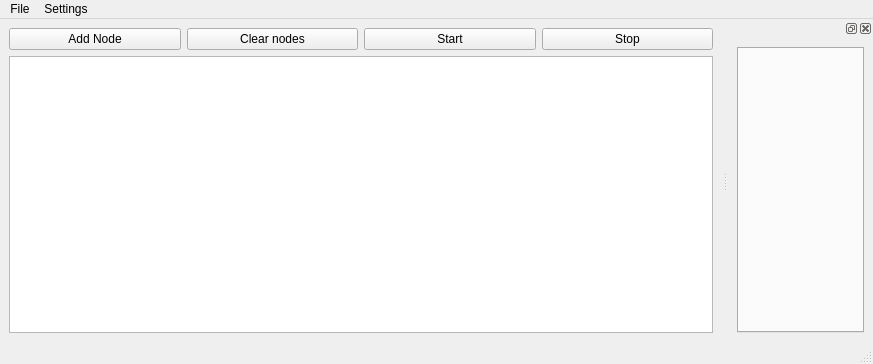
Qt form EagleEye/UIs/mainwindow.ui (dtmoodie/EagleEye) before a commit.
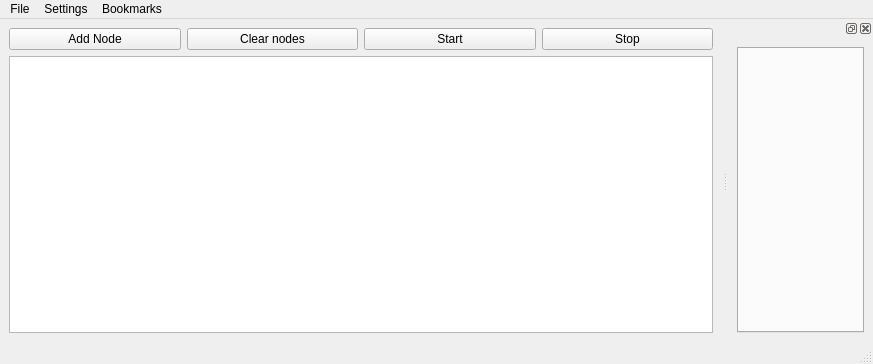
The same form after that commit.

```diff
--- a/EagleEye/UIs/mainwindow.ui
+++ b/EagleEye/UIs/mainwindow.ui
@@ -77,7 +77,7 @@
      <x>0</x>
      <y>0</y>
      <width>873</width>
-     <height>25</height>
+     <height>21</height>
     </rect>
    </property>
    <widget class="QMenu" name="menuFile">
@@ -95,8 +95,16 @@
     <addaction name="actionRCC_settings"/>
     <addaction name="actionLog_settings"/>
    </widget>
+   <widget class="QMenu" name="menuBookmarks">
+    <property name="title">
+     <string>Bookmarks</string>
+    </property>
+    <addaction name="actionAdd_bookmark"/>
+    <addaction name="actionManage_bookmarks"/>
+   </widget>
    <addaction name="menuFile"/>
    <addaction name="menuSettings"/>
+   <addaction name="menuBookmarks"/>
   </widget>
   <widget class="QStatusBar" name="statusbar"/>
   <widget class="QDockWidget" name="plotDock">
```
Left out of the diff: 29 changed lines with no effect on the pictures.
